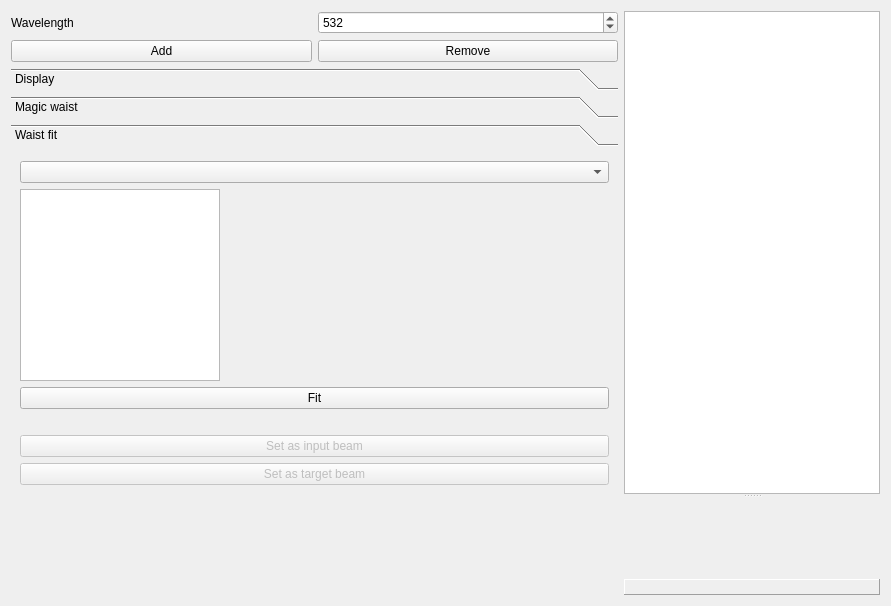
Above: GaussianBeamForm.ui from krokosik/GaussianBeam before the change. Below: the same form after it.
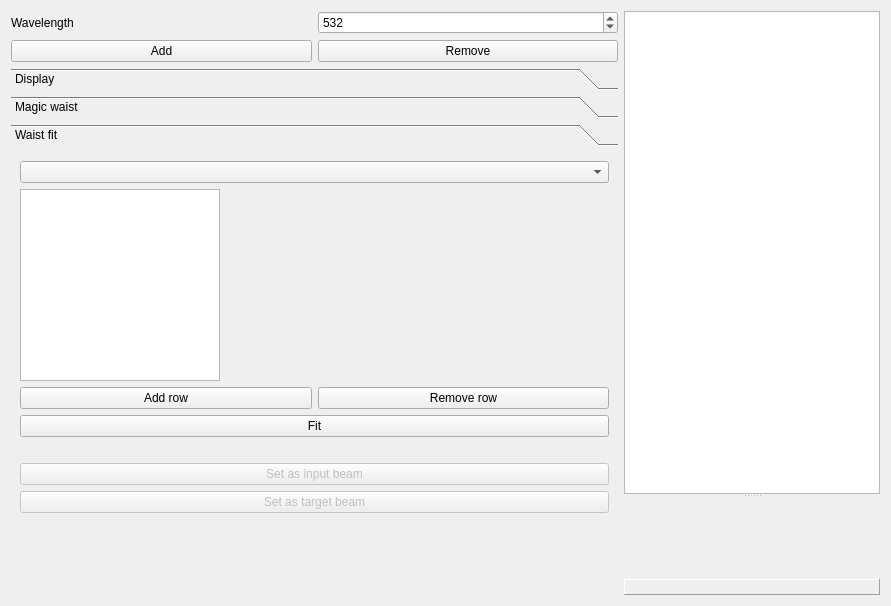
That is the form after the change. The open tabs and pages were chosen to show the change.

Commit message: Clean-up magic waist internals. Add and remove buttons for fit table

Diff of the .ui file:
```diff
--- a/GaussianBeamForm.ui
+++ b/GaussianBeamForm.ui
@@ -485,8 +485,8 @@
          <rect>
           <x>0</x>
           <y>0</y>
-          <width>120</width>
-          <height>221</height>
+          <width>607</width>
+          <height>418</height>
          </rect>
         </property>
         <attribute name="label" >
@@ -510,6 +510,24 @@
            </property>
           </widget>
          </item>
+         <item>
+          <layout class="QHBoxLayout" >
+           <item>
+            <widget class="QPushButton" name="pushButton_FitAddRow" >
+             <property name="text" >
+              <string>Add row</string>
+             </property>
+            </widget>
+           </item>
+           <item>
+            <widget class="QPushButton" name="pushButton_FitRemoveRow" >
+             <property name="text" >
+              <string>Remove row</string>
+             </property>
+            </widget>
+           </item>
+          </layout>
+         </item>
          <item>
           <widget class="QPushButton" name="pushButton_Fit" >
            <property name="enabled" >
```
Left out of the diff: 10 changed lines with no effect on the pictures. The commit also changes 5 other files.
